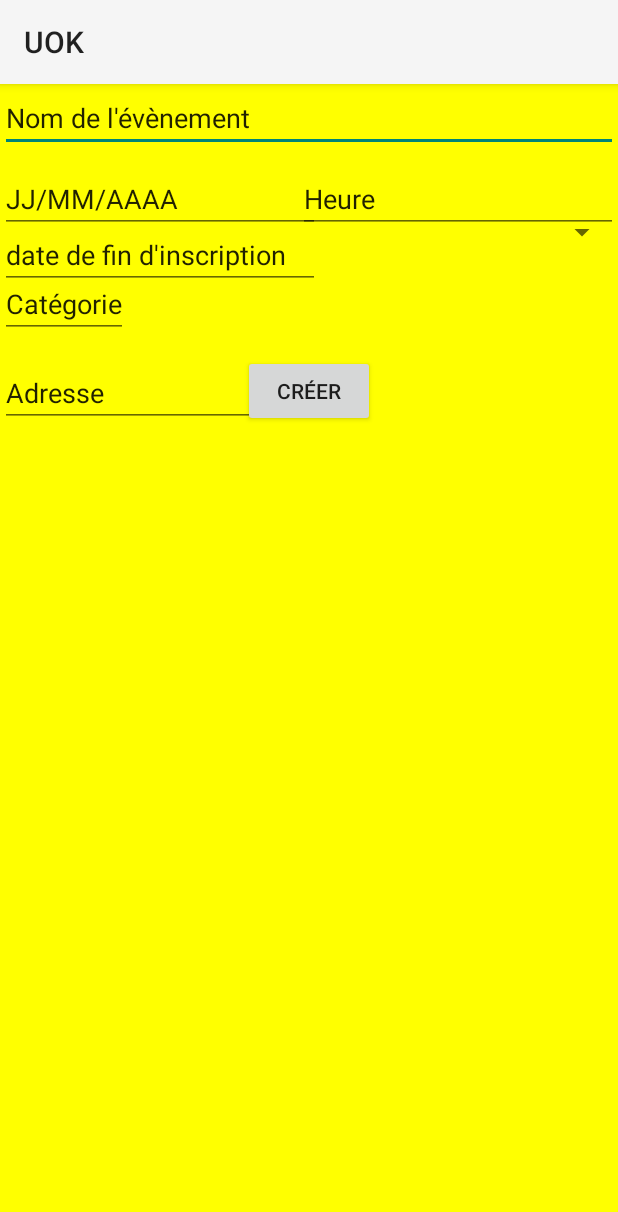
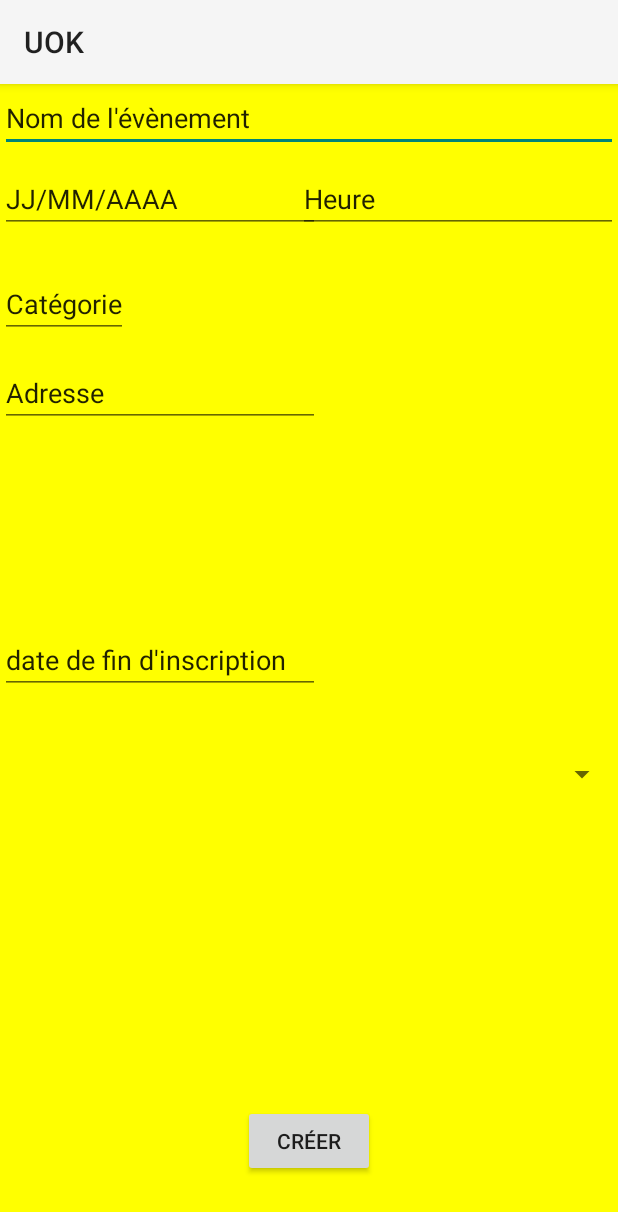
Before and after one commit to AlexandreCourand/UOK_Android, an Android app: the layout create_event.xml on its own in the app's theme, with its tools: preview values and no code run, on a phone screen of 412 x 824 dp. Shown: the top 1212 px of the screen. Run offline under Robolectric (Android 15) with nearby library versions, the phone set to English and light mode, and no system bars.

Commit message:
layout plus mieux

```diff
--- a/UOK/app/src/main/res/layout/create_event.xml
+++ b/UOK/app/src/main/res/layout/create_event.xml
@@ -3,15 +3,6 @@
     android:orientation="vertical" android:layout_width="match_parent"
     android:layout_height="match_parent"
     android:background="#ffff00">
-
-    <ScrollView
-        android:layout_width="match_parent"
-        android:layout_height="match_parent"
-        android:id="@+id/scrollView"
-        android:layout_alignParentLeft="true"
-        android:layout_marginLeft="0dp"
-        android:layout_alignParentTop="true"
-        android:layout_marginTop="0dp">
 
     <RelativeLayout
         android:layout_width="match_parent"
@@ -102,6 +93,5 @@
             android:layout_marginBottom="39dp" />
 
     </RelativeLayout>
-    </ScrollView>
 
 </RelativeLayout>
```
Lines whose indentation alone changed are shown as unchanged.
